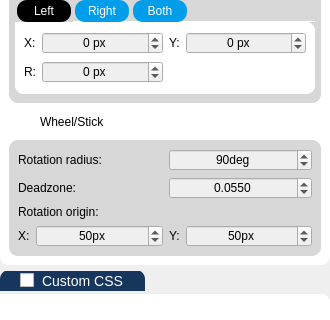
Qt form UI/settingsWidget.ui (Gemmstone/PyNGtuber) before a commit; both pictures show x 0 to 330 and y 451 to 771 of the 330 by 1044 pixel window.
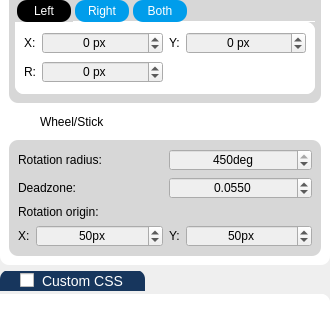
The same form after that commit. Icons and pictures are not drawn.

Commit message: Added controller support for assets

The edit to the form file:
```diff
--- a/UI/settingsWidget.ui
+++ b/UI/settingsWidget.ui
@@ -1540,16 +1540,16 @@
                <string>deg</string>
               </property>
               <property name="minimum">
-               <number>-360</number>
+               <number>-450</number>
               </property>
               <property name="maximum">
-               <number>360</number>
+               <number>450</number>
               </property>
               <property name="singleStep">
                <number>5</number>
               </property>
               <property name="value">
-               <number>90</number>
+               <number>450</number>
               </property>
              </widget>
             </item>
```
The commit also changes 1 other file.
